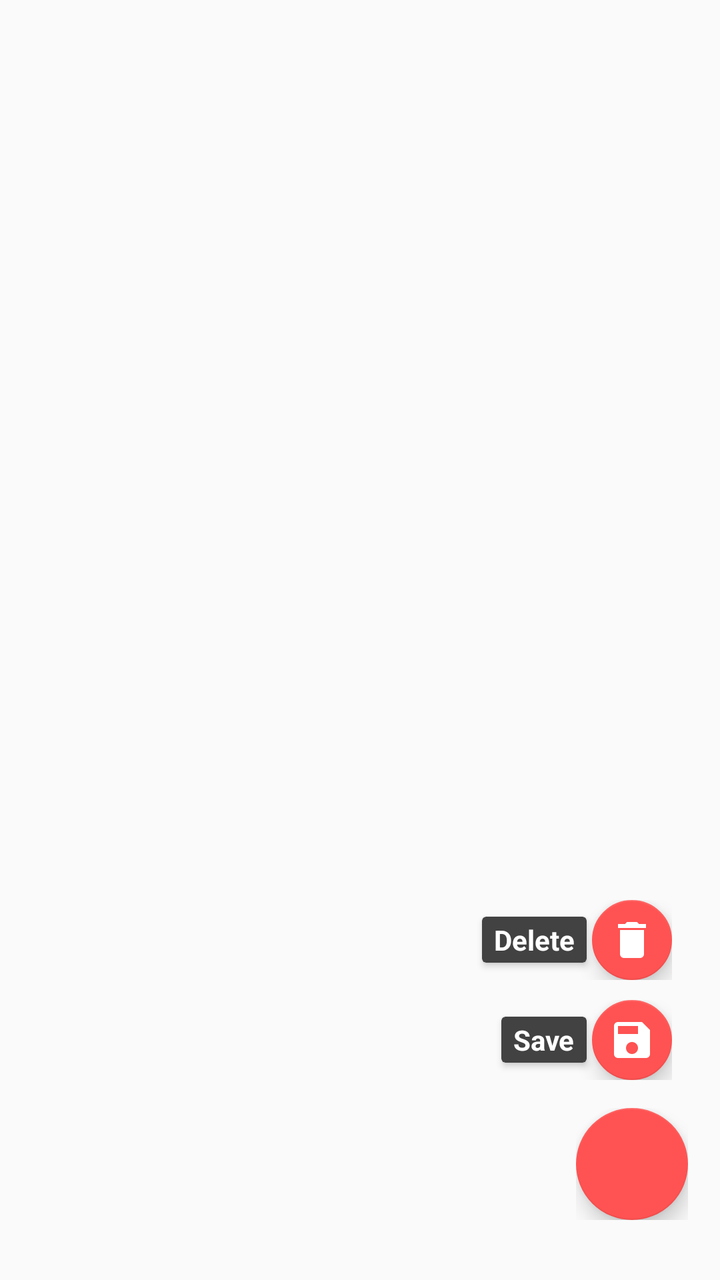
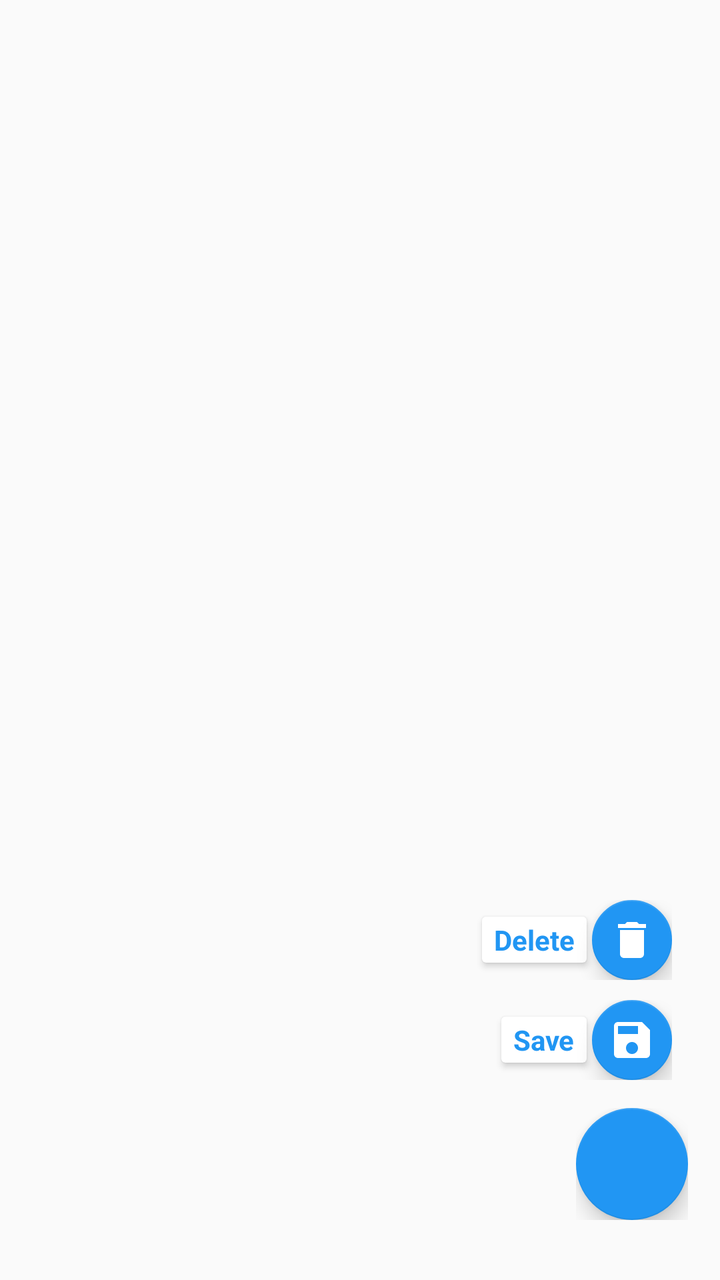

Compare the two renders of this Android layout. The source of the first and the diff that turns it into the second are given below.
<!-- AndroidManifest.xml: application theme Base.Theme.Toolbar -->
<!-- res/layout/layout_fabdeletesave.xml -->
<?xml version="1.0" encoding="utf-8"?>
<FrameLayout
    xmlns:android="http://schemas.android.com/apk/res/android"
    xmlns:app="http://schemas.android.com/apk/res-auto"
    android:id="@+id/fabFrame"
    android:layout_width="match_parent"
    android:layout_height="match_parent"
    android:paddingLeft="@dimen/activity_horizontal_margin"
    android:paddingRight="@dimen/activity_horizontal_margin"
    android:orientation="vertical">

    <LinearLayout
        android:id="@+id/layoutFabSave"
        android:layout_width="wrap_content"
        android:layout_height="wrap_content"
        android:gravity="center_vertical"
        android:layout_gravity="bottom|end"
        android:layout_marginRight="8dp"
        android:layout_marginBottom="100dp"
        android:layout_marginEnd="8dp"
        android:orientation="horizontal">

        <android.support.v7.widget.CardView
            android:layout_width="wrap_content"
            android:layout_height="wrap_content"
            android:backgroundTint="@color/card_background"
            app:cardCornerRadius="@dimen/cardCornerRadius"
            app:cardElevation="@dimen/cardElevation"
            app:cardUseCompatPadding="true" >
            <TextView
                android:id="@+id/editTV"
                android:layout_width="wrap_content"
                android:layout_height="wrap_content"
                android:textColor="@color/fab_card_text"
                android:text="@string/FabSave"
                android:textAppearance="?android:attr/textAppearanceSmall"
                android:textStyle="bold"
                android:paddingRight="@dimen/cardview_horizontal_padding"
                android:paddingLeft="@dimen/cardview_horizontal_padding"
                android:paddingBottom="@dimen/cardview_vertical_padding"
                android:paddingTop="@dimen/cardview_vertical_padding" />
        </android.support.v7.widget.CardView>

        <android.support.design.widget.FloatingActionButton
            android:id="@+id/fabSave"
            android:layout_width="wrap_content"
            android:layout_height="wrap_content"
            android:src="@drawable/ic_save_white"
            app:backgroundTint="@color/fab"
            app:fabSize="mini" />

    </LinearLayout>

    <LinearLayout
        android:id="@+id/layoutFabDelete"
        android:layout_width="wrap_content"
        android:layout_height="wrap_content"
        android:gravity="center_vertical"
        android:layout_gravity="bottom|end"
        android:layout_marginRight="8dp"
        android:layout_marginEnd="8dp"
        android:layout_marginBottom="150dp"
        android:orientation="horizontal">

        <android.support.v7.widget.CardView
            android:layout_width="wrap_content"
            android:layout_height="wrap_content"
            android:backgroundTint="@color/card_background"
            app:cardCornerRadius="@dimen/cardCornerRadius"
            app:cardElevation="@dimen/cardElevation"
            app:cardUseCompatPadding="true" >

            <TextView
                android:id="@+id/deleteTV"
                android:layout_width="wrap_content"
                android:layout_height="wrap_content"
                android:textColor="@color/fab_card_text"
                android:text="@string/FabDelete"
                android:textAppearance="?android:attr/textAppearanceSmall"
                android:textStyle="bold"
                android:paddingRight="@dimen/cardview_horizontal_padding"
                android:paddingLeft="@dimen/cardview_horizontal_padding"
                android:paddingBottom="@dimen/cardview_vertical_padding"
                android:paddingTop="@dimen/cardview_vertical_padding" />

        </android.support.v7.widget.CardView>

        <android.support.design.widget.FloatingActionButton
            android:id="@+id/fabDelete"
            android:layout_width="wrap_content"
            android:layout_height="wrap_content"
            android:src="@drawable/ic_delete_white"
            app:backgroundTint="@color/fab"
            app:fabSize="mini" />

    </LinearLayout>



    <LinearLayout
        android:id="@+id/layoutFabDeleteSave"
        android:layout_width="wrap_content"
        android:layout_height="wrap_content"
        android:gravity="center_vertical"
        android:layout_gravity="bottom|end"
        android:layout_marginBottom="30dp"
        android:orientation="horizontal">

        <android.support.design.widget.FloatingActionButton
            android:id="@+id/fabDeleteSave"
            android:layout_width="wrap_content"
            android:layout_height="wrap_content"
            android:layout_gravity="bottom|end"
            app:backgroundTint="@color/fab"
            app:fabSize="normal" />

    </LinearLayout>
</FrameLayout>
<!-- resources referenced by this layout -->
<resources>
  <color name="card_background">@color/grey800</color>
  <color name="fab">@color/night_text</color>
  <color name="fab_card_text">@color/white</color>
  <dimen name="activity_horizontal_margin">16dp</dimen>
  <dimen name="cardCornerRadius">2dp</dimen>
  <dimen name="cardElevation">2dp</dimen>
  <dimen name="cardview_horizontal_padding">6dp</dimen>
  <dimen name="cardview_vertical_padding">2dp</dimen>
  <!-- drawable ic_delete_white: png bitmap (drawable-hdpi, 194 bytes) -->
  <!-- drawable ic_save_white: png bitmap (drawable-hdpi, 391 bytes) -->
  <string name="FabDelete">Delete</string>
  <string name="FabSave">Save</string>
  <style name="Base.Theme.Toolbar" parent="Theme.AppCompat.Light.NoActionBar">
          <item name="colorPrimary">@color/primary</item>
          <item name="colorPrimaryDark">@color/primary_dark</item>
          <item name="colorAccent">@color/night_text</item>
          <item name="mcab_contentinset_start">60dp</item>
      </style>
  <color name="grey800">#424242</color>
  <color name="night_text">@color/accent</color>
  <color name="white">#ffffff</color>
  <color name="primary">#ff3F51B5</color>
  <color name="primary_dark">#ff303F9F</color>
  <color name="accent">#ffFF5252</color>
</resources>

<!-- the commit's change to res/layout/layout_fabdeletesave.xml (unified diff, before → after) -->
@@ -20,28 +20,29 @@
         android:layout_marginEnd="8dp"
         android:orientation="horizontal">
 
-        <android.support.v7.widget.CardView
+        <androidx.cardview.widget.CardView
             android:layout_width="wrap_content"
             android:layout_height="wrap_content"
-            android:backgroundTint="@color/card_background"
+            android:backgroundTint="@color/background"
             app:cardCornerRadius="@dimen/cardCornerRadius"
             app:cardElevation="@dimen/cardElevation"
-            app:cardUseCompatPadding="true" >
+            app:cardUseCompatPadding="true">
+
             <TextView
                 android:id="@+id/editTV"
                 android:layout_width="wrap_content"
                 android:layout_height="wrap_content"
-                android:textColor="@color/fab_card_text"
+                android:paddingLeft="@dimen/cardview_horizontal_padding"
+                android:paddingTop="@dimen/cardview_vertical_padding"
+                android:paddingRight="@dimen/cardview_horizontal_padding"
+                android:paddingBottom="@dimen/cardview_vertical_padding"
                 android:text="@string/FabSave"
                 android:textAppearance="?android:attr/textAppearanceSmall"
-                android:textStyle="bold"
-                android:paddingRight="@dimen/cardview_horizontal_padding"
-                android:paddingLeft="@dimen/cardview_horizontal_padding"
-                android:paddingBottom="@dimen/cardview_vertical_padding"
-                android:paddingTop="@dimen/cardview_vertical_padding" />
-        </android.support.v7.widget.CardView>
+                android:textColor="@color/fab_card_text"
+                android:textStyle="bold" />
+        </androidx.cardview.widget.CardView>
 
-        <android.support.design.widget.FloatingActionButton
+        <com.google.android.material.floatingactionbutton.FloatingActionButton
             android:id="@+id/fabSave"
             android:layout_width="wrap_content"
             android:layout_height="wrap_content"
@@ -62,30 +63,30 @@
         android:layout_marginBottom="150dp"
         android:orientation="horizontal">
 
-        <android.support.v7.widget.CardView
+        <androidx.cardview.widget.CardView
             android:layout_width="wrap_content"
             android:layout_height="wrap_content"
-            android:backgroundTint="@color/card_background"
+            android:backgroundTint="@color/background"
             app:cardCornerRadius="@dimen/cardCornerRadius"
             app:cardElevation="@dimen/cardElevation"
-            app:cardUseCompatPadding="true" >
+            app:cardUseCompatPadding="true">
 
             <TextView
                 android:id="@+id/deleteTV"
                 android:layout_width="wrap_content"
                 android:layout_height="wrap_content"
-                android:textColor="@color/fab_card_text"
+                android:paddingLeft="@dimen/cardview_horizontal_padding"
+                android:paddingTop="@dimen/cardview_vertical_padding"
+                android:paddingRight="@dimen/cardview_horizontal_padding"
+                android:paddingBottom="@dimen/cardview_vertical_padding"
                 android:text="@string/FabDelete"
                 android:textAppearance="?android:attr/textAppearanceSmall"
-                android:textStyle="bold"
-                android:paddingRight="@dimen/cardview_horizontal_padding"
-                android:paddingLeft="@dimen/cardview_horizontal_padding"
-                android:paddingBottom="@dimen/cardview_vertical_padding"
-                android:paddingTop="@dimen/cardview_vertical_padding" />
+                android:textColor="@color/fab_card_text"
+                android:textStyle="bold" />
 
-        </android.support.v7.widget.CardView>
+        </androidx.cardview.widget.CardView>
 
-        <android.support.design.widget.FloatingActionButton
+        <com.google.android.material.floatingactionbutton.FloatingActionButton
             android:id="@+id/fabDelete"
             android:layout_width="wrap_content"
             android:layout_height="wrap_content"
@@ -106,12 +107,12 @@
         android:layout_marginBottom="30dp"
         android:orientation="horizontal">
 
-        <android.support.design.widget.FloatingActionButton
+        <com.google.android.material.floatingactionbutton.FloatingActionButton
             android:id="@+id/fabDeleteSave"
             android:layout_width="wrap_content"
             android:layout_height="wrap_content"
             android:layout_gravity="bottom|end"
-            app:backgroundTint="@color/fab"
+            app:backgroundTint="@color/accent"
             app:fabSize="normal" />
 
     </LinearLayout>
<!-- resource entries referenced after the edit -->
@@ -1,8 +1,7 @@
 <!-- resources referenced by this layout -->
 <resources>
-  <color name="card_background">@color/grey800</color>
   <color name="fab">@color/night_text</color>
-  <color name="fab_card_text">@color/white</color>
+  <color name="fab_card_text">@color/accent</color>
   <dimen name="activity_horizontal_margin">16dp</dimen>
   <dimen name="cardCornerRadius">2dp</dimen>
   <dimen name="cardElevation">2dp</dimen>
@@ -16,13 +15,11 @@
           <item name="colorPrimary">@color/primary</item>
           <item name="colorPrimaryDark">@color/primary_dark</item>
           <item name="colorAccent">@color/night_text</item>
-          <item name="mcab_contentinset_start">60dp</item>
       </style>
-  <color name="grey800">#424242</color>
   <color name="night_text">@color/accent</color>
-  <color name="white">#ffffff</color>
   <color name="primary">#ff3F51B5</color>
   <color name="primary_dark">#ff303F9F</color>
-  <color name="accent">#ffFF5252</color>
+  <color name="accent">#2196F3</color>
+  <color name="background">#ffffffff</color>
 </resources>
 
